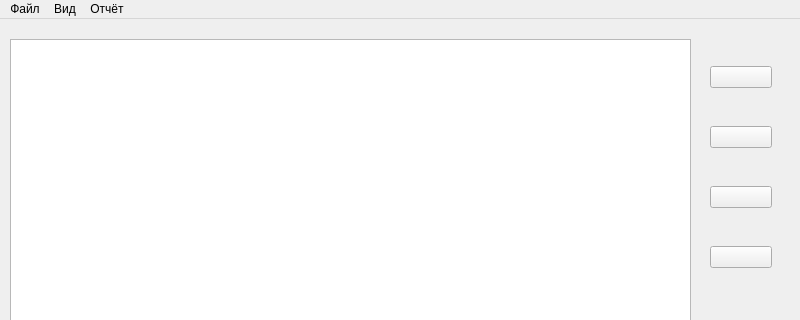
Before: the Qt Designer form TasksAccounting/mainwindow.ui in MishIvan/UbuntuProjects, drawn with Qt 5; both pictures show x 0 to 800 and y 0 to 320 of the 800 by 600 pixel window.
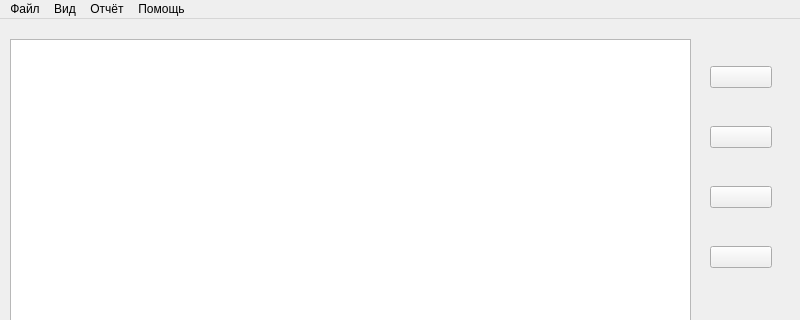
After: the same form once the commit is applied. Icons and pictures are not drawn.

Diff of the .ui file:
```diff
--- a/TasksAccounting/mainwindow.ui
+++ b/TasksAccounting/mainwindow.ui
@@ -157,9 +157,16 @@
     <addaction name="separator"/>
     <addaction name="action_show_timer"/>
    </widget>
+   <widget class="QMenu" name="menu_4">
+    <property name="title">
+     <string>Помощь</string>
+    </property>
+    <addaction name="action_about"/>
+   </widget>
    <addaction name="menu"/>
    <addaction name="menu_3"/>
    <addaction name="menu_2"/>
+   <addaction name="menu_4"/>
   </widget>
   <widget class="QStatusBar" name="statusbar"/>
   <action name="action_time_period">
```
Left out of the diff: 5 changed lines with no effect on the pictures.
